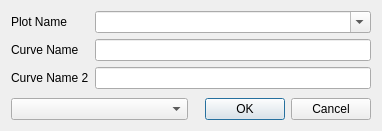
This is openrawdialog.ui in d-wizard/plotter as Qt 5 draws it before an edit. The edited form follows.
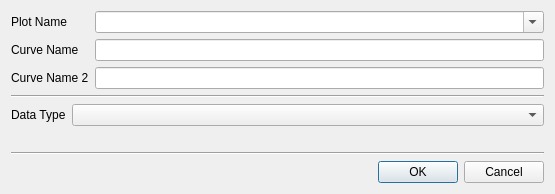
This is the edited form.

Commit message: Restore last used raw data type. Display stats about the file being opened.

What changed in the file:
```diff
--- a/openrawdialog.ui
+++ b/openrawdialog.ui
@@ -6,16 +6,23 @@
    <rect>
     <x>0</x>
     <y>0</y>
-    <width>382</width>
-    <height>131</height>
+    <width>555</width>
+    <height>194</height>
    </rect>
   </property>
   <property name="windowTitle">
    <string>Dialog</string>
   </property>
   <layout class="QGridLayout" name="gridLayout">
-   <item row="2" column="0">
-    <layout class="QHBoxLayout" name="horizontalLayout">
+   <item row="3" column="0">
+    <layout class="QHBoxLayout" name="horizontalLayout_2">
+     <item>
+      <widget class="QLabel" name="label_2">
+       <property name="text">
+        <string>Data Type</string>
+       </property>
+      </widget>
+     </item>
      <item>
       <widget class="QComboBox" name="cmbRawType">
        <property name="sizePolicy">
@@ -26,6 +33,20 @@
        </property>
       </widget>
      </item>
+    </layout>
+   </item>
+   <item row="4" column="0">
+    <widget class="QLabel" name="lblStats">
+     <property name="text">
+      <string/>
+     </property>
+     <property name="alignment">
+      <set>Qt::AlignRight|Qt::AlignTrailing|Qt::AlignVCenter</set>
+     </property>
+    </widget>
+   </item>
+   <item row="6" column="0">
+    <layout class="QHBoxLayout" name="horizontalLayout">
      <item>
       <widget class="QDialogButtonBox" name="buttonBox">
        <property name="standardButtons">
@@ -35,6 +56,26 @@
      </item>
     </layout>
    </item>
+   <item row="5" column="0">
+    <widget class="Line" name="line">
+     <property name="orientation">
+      <enum>Qt::Horizontal</enum>
+     </property>
+    </widget>
+   </item>
+   <item row="1" column="0">
+    <spacer name="verticalSpacer">
+     <property name="orientation">
+      <enum>Qt::Vertical</enum>
+     </property>
+     <property name="sizeHint" stdset="0">
+      <size>
+       <width>20</width>
+       <height>40</height>
+      </size>
+     </property>
+    </spacer>
+   </item>
    <item row="0" column="0">
     <layout class="QGridLayout" name="gridLayout_2">
      <item row="0" column="0">
@@ -73,18 +114,12 @@
      </item>
     </layout>
    </item>
-   <item row="1" column="0">
-    <spacer name="verticalSpacer">
+   <item row="2" column="0">
+    <widget class="Line" name="line_2">
      <property name="orientation">
-      <enum>Qt::Vertical</enum>
+      <enum>Qt::Horizontal</enum>
      </property>
-     <property name="sizeHint" stdset="0">
-      <size>
-       <width>20</width>
-       <height>40</height>
-      </size>
-     </property>
-    </spacer>
+    </widget>
    </item>
   </layout>
  </widget>
```
Left out of the diff: 12 changed lines with no effect on the pictures. The commit also changes 5 other files.
